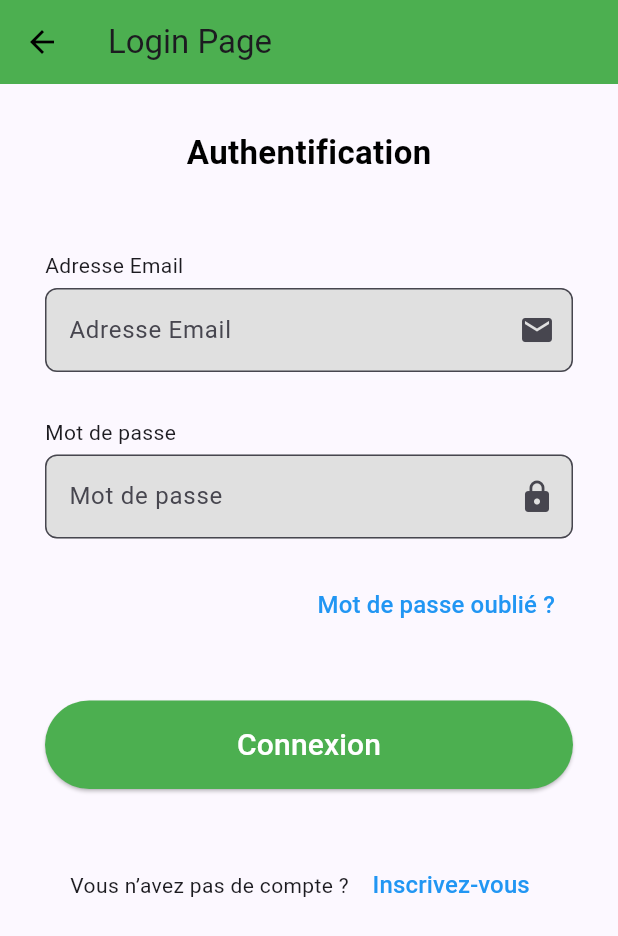
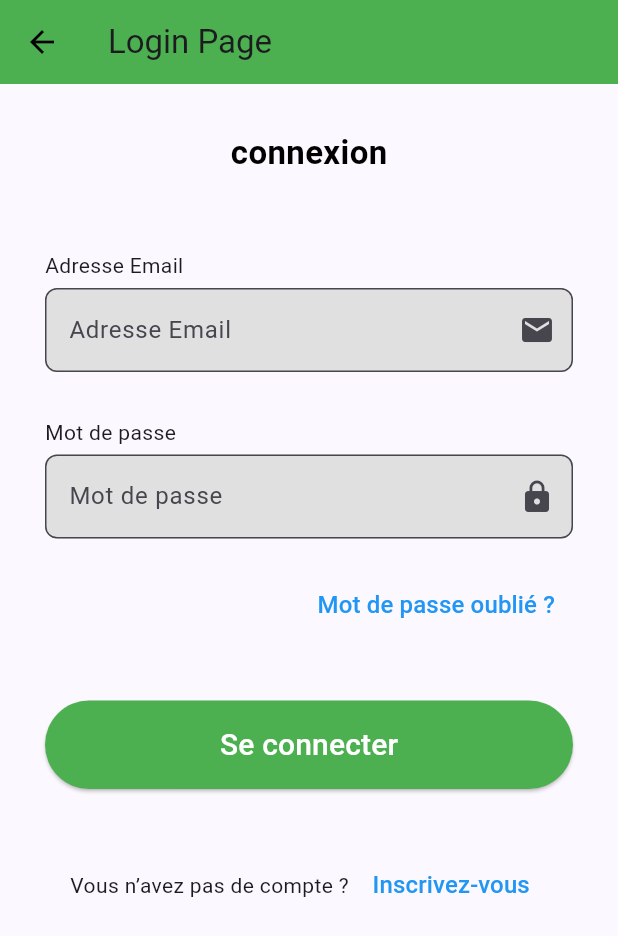
Before and after one commit to coumbaseye2-eng/mon_app1, a Flutter app: the LoginPage screen opened directly, on a phone screen of 412 x 824 dp. Shown: the top 936 px of the screen. Run offline on Flutter 3.47's test engine with Material 3 defaults, Android fonts, the phone set to English and light mode, and no system bars; our stand-ins replace cloud_firestore, firebase_auth, firebase_core, firebase_storage, image_picker; accounts and stored records are empty.

Commit message:
quelques modification sur le login

```diff
--- a/lib/login.dart
+++ b/lib/login.dart
@@ -116,7 +116,7 @@ class _LoginPageState extends State<LoginPage> {
             children: [
               const Center(
                 child: Text(
-                  "Authentification",
+                  "connexion",
                   style: TextStyle(
                     fontSize: 22,
                     fontWeight: FontWeight.bold,
@@ -167,7 +167,7 @@ class _LoginPageState extends State<LoginPage> {
                   child: _isLoading
                       ? const CircularProgressIndicator(color: Colors.white)
                       : const Text(
-                    "Connexion",
+                    "Se connecter",
                     style: TextStyle(color: Colors.white, fontSize: 20),
                   ),
                 ),
```
